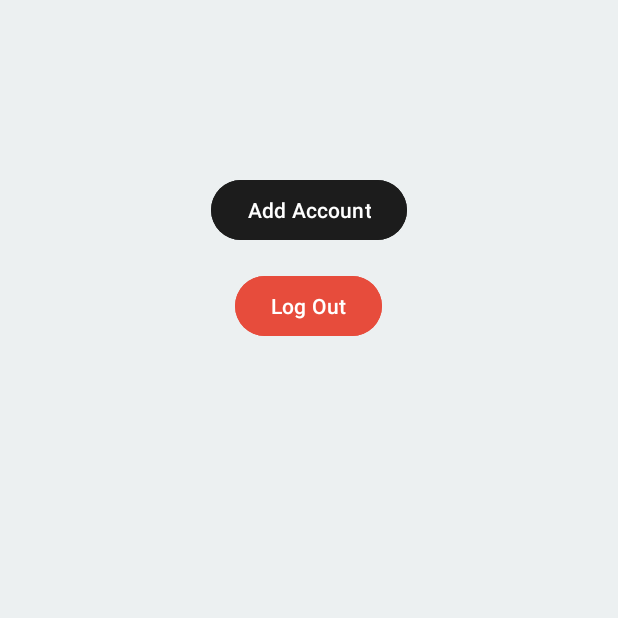
After one commit to GabBacosa/DungeonsAndDragonsApplication, an Android app: the SettingsActivity screen opened directly, with no data from a screen before it, on a phone screen of 412 x 824 dp, the top half of it. The commit adds this screen. Run offline under Robolectric (Android 15) with nearby library versions, the phone set to English and light mode, and no system bars.

Commit message:
Made the settings view, log out, and add account

```diff
--- a/app/src/main/java/com/mobdeve/s20/bacosa/serrato/mco/MainActivity.java
+++ b/app/src/main/java/com/mobdeve/s20/bacosa/serrato/mco/MainActivity.java
@@ -74,4 +74,10 @@ public class MainActivity extends AppCompatActivity {
         displayName.setText(name);
         username.setText(user);
     }
+
+    public void openSettingsPage(View view) {
+        Intent intent = new Intent(MainActivity.this, SettingsActivity.class);
+        startActivity(intent);
+    }
+
 }
--- a/app/src/main/java/com/mobdeve/s20/bacosa/serrato/mco/ProfileViewActivity.java
+++ b/app/src/main/java/com/mobdeve/s20/bacosa/serrato/mco/ProfileViewActivity.java
@@ -72,4 +72,10 @@ public class ProfileViewActivity extends AppCompatActivity {
         Toast.makeText(ProfileViewActivity.this, "Profile updated", Toast.LENGTH_SHORT).show();
         finish();  // Close the profile page and go back
     }
+
+    public void openSettingsPage(View view) {
+        Intent intent = new Intent(ProfileViewActivity.this, SettingsActivity.class);
+        startActivity(intent);
+    }
+
 }
--- /dev/null
+++ b/app/src/main/java/com/mobdeve/s20/bacosa/serrato/mco/SettingsActivity.java
@@ -0,0 +1,68 @@
+package com.mobdeve.s20.bacosa.serrato.mco;
+
+import android.content.Intent;
+import android.os.Bundle;
+import android.view.View;
+import android.widget.Button;
+import android.widget.Toast;
+import androidx.appcompat.app.AppCompatActivity;
+
+public class SettingsActivity extends AppCompatActivity {
+
+    private Button btnAddAccount, btnLogOut;
+
+    @Override
+    protected void onCreate(Bundle savedInstanceState) {
+        super.onCreate(savedInstanceState);
+        setContentView(R.layout.activity_settings);
+
+        btnAddAccount = findViewById(R.id.btn_add_account);
+        btnLogOut = findViewById(R.id.btn_log_out);
+
+        // Handle Add Account button click
+        btnAddAccount.setOnClickListener(new View.OnClickListener() {
+            @Override
+            public void onClick(View v) {
+                // Start AddAccountActivity or perform an action
+                Toast.makeText(SettingsActivity.this, "Add Account clicked", Toast.LENGTH_SHORT).show();
+            }
+        });
+
+        // Handle Log Out button click
+        btnLogOut.setOnClickListener(new View.OnClickListener() {
+            @Override
+            public void onClick(View v) {
+                // Perform logout logic or redirect
+                Toast.makeText(SettingsActivity.this, "Log Out clicked", Toast.LENGTH_SHORT).show();
+                // Redirect to login screen or perform logout logic
+                Intent intent = new Intent(SettingsActivity.this, LoginActivity.class);  // Replace with your login activity
+                intent.addFlags(Intent.FLAG_ACTIVITY_CLEAR_TOP | Intent.FLAG_ACTIVITY_NEW_TASK);
+                startActivity(intent);
+                finish();
+            }
+        });
+
+        btnLogOut.setOnClickListener(new View.OnClickListener() {
+            @Override
+            public void onClick(View v) {
+                Intent intent = new Intent(SettingsActivity.this, LoginActivity.class);
+                intent.setFlags(Intent.FLAG_ACTIVITY_NEW_TASK | Intent.FLAG_ACTIVITY_CLEAR_TASK); // Clear stack
+                startActivity(intent);
+                finish(); // Close current activity
+            }
+        });
+
+        Button btnAddAccount = findViewById(R.id.btn_add_account);
+        btnAddAccount.setOnClickListener(new View.OnClickListener() {
+            @Override
+            public void onClick(View v) {
+                // Launch AddAccountActivity
+                Intent intent = new Intent(SettingsActivity.this, AddAccountActivity.class);
+                startActivity(intent);
+            }
+        });
+
+    }
+
+
+}
--- /dev/null
+++ b/app/src/main/res/layout/activity_settings.xml
@@ -0,0 +1,31 @@
+<?xml version="1.0" encoding="utf-8"?>
+<RelativeLayout xmlns:android="http://schemas.android.com/apk/res/android"
+    android:layout_width="match_parent"
+    android:layout_height="match_parent"
+    android:padding="16dp"
+    android:background="#ECF0F1">
+
+    <!-- Add Account Button -->
+    <Button
+        android:id="@+id/btn_add_account"
+        android:layout_width="wrap_content"
+        android:layout_height="wrap_content"
+        android:text="Add Account"
+        android:layout_centerHorizontal="true"
+        android:layout_marginTop="100dp"
+        android:textColor="#FFFFFF"
+        android:backgroundTint="#1C1C1C" />
+
+    <!-- Log Out Button -->
+    <Button
+        android:id="@+id/btn_log_out"
+        android:layout_width="wrap_content"
+        android:layout_height="wrap_content"
+        android:text="Log Out"
+        android:layout_below="@id/btn_add_account"
+        android:layout_centerHorizontal="true"
+        android:layout_marginTop="16dp"
+        android:textColor="#FFFFFF"
+        android:backgroundTint="#E74C3C" />
+
+</RelativeLayout>
--- a/app/src/main/res/layout/header.xml
+++ b/app/src/main/res/layout/header.xml
@@ -22,7 +22,8 @@
         android:layout_centerVertical="true"
         android:layout_marginEnd="8dp"
         android:contentDescription="Settings icon"
-        android:src="@drawable/settings" />
+        android:src="@drawable/settings"
+        android:onClick="openSettingsPage" />
 
     <com.google.android.material.imageview.ShapeableImageView
         android:id="@+id/profile_image"
```
Also changed, not shown: app/src/main/AndroidManifest.xml (+9 -0 lines), app/src/main/java/com/mobdeve/s20/bacosa/serrato/mco/AddAccountActivity.java (added, +61 -0 lines), app/src/main/java/com/mobdeve/s20/bacosa/serrato/mco/LoginActivity.java (added, +74 -0 lines), app/src/main/res/layout/activity_add_account.xml (added, +44 -0 lines), app/src/main/res/layout/activity_login.xml (added, +55 -0 lines).
